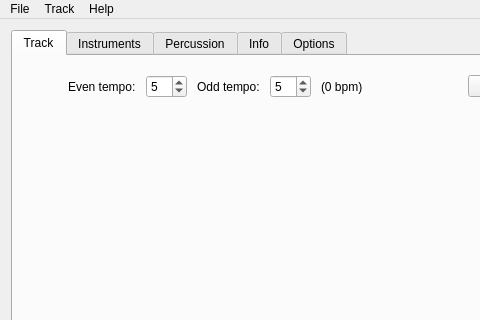
This is mainwindow.ui in steux/tiatracker as Qt 5 draws it before an edit; both pictures show x 0 to 480 and y 0 to 320 of the 1064 by 783 pixel window. The edited form follows.
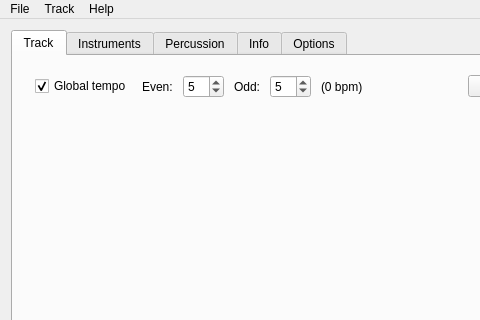
This is the edited form. The open tabs and pages were chosen to show the change. Icons and pictures are not drawn. Custom widgets are drawn as their Qt base class.

Commit message: - added globalspeed checkbox to track tab - added globalSpeed var to Track - added even/oddSpeed vars to Pattern

What changed in the file:
```diff
--- a/mainwindow.ui
+++ b/mainwindow.ui
@@ -85,10 +85,20 @@
               <property name="bottomMargin">
                <number>0</number>
               </property>
+              <item>
+               <widget class="QCheckBox" name="checkBoxGlobalTempo">
+                <property name="text">
+                 <string>Global tempo</string>
+                </property>
+                <property name="checked">
+                 <bool>true</bool>
+                </property>
+               </widget>
+              </item>
               <item>
                <widget class="QLabel" name="labelEvenTempo">
                 <property name="text">
-                 <string>Even tempo:</string>
+                 <string>Even:</string>
                 </property>
                </widget>
               </item>
@@ -97,6 +107,9 @@
                 <property name="minimum">
                  <number>1</number>
                 </property>
+                <property name="maximum">
+                 <number>15</number>
+                </property>
                 <property name="value">
                  <number>5</number>
                 </property>
@@ -105,7 +118,7 @@
               <item>
                <widget class="QLabel" name="labelOddTempo">
                 <property name="text">
-                 <string>Odd tempo:</string>
+                 <string>Odd:</string>
                 </property>
                </widget>
               </item>
```
Left out of the diff: 5 changed lines with no effect on the pictures. The commit also changes 4 other files.
